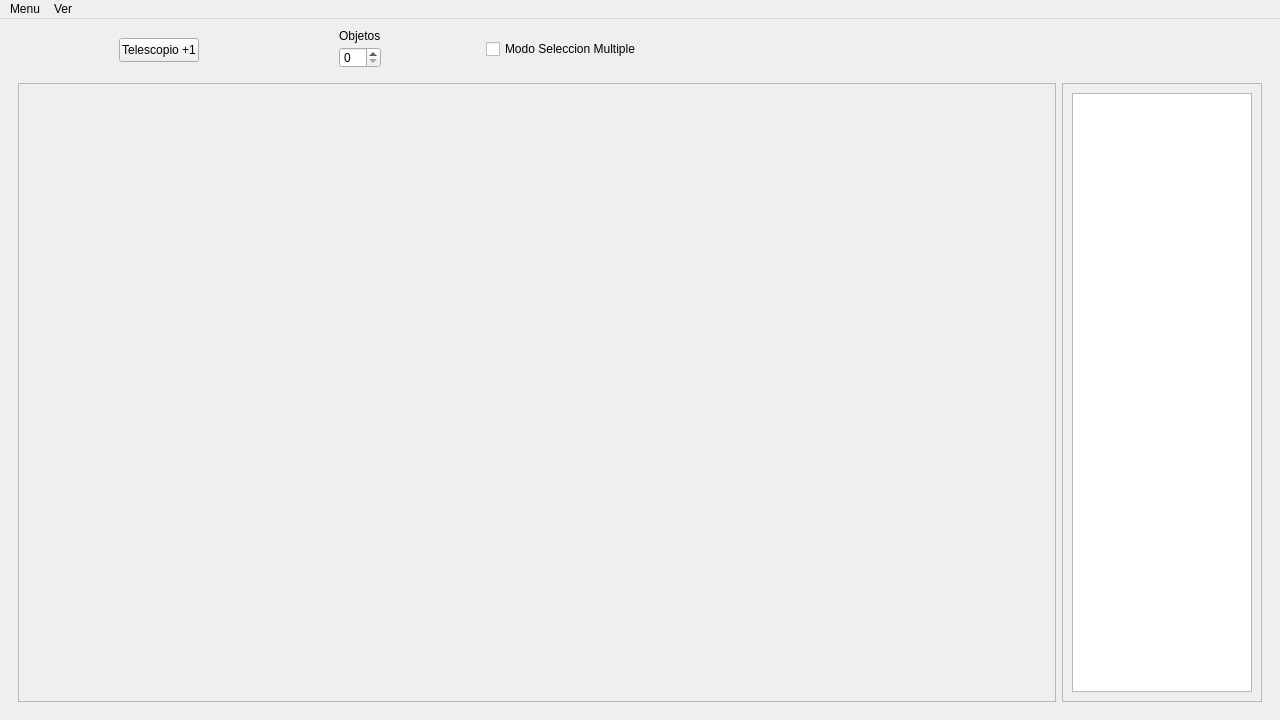
eyehalcon97/Indi-Cosmos, file Indi-Cosmos/mainwindow.ui: the form before one commit.
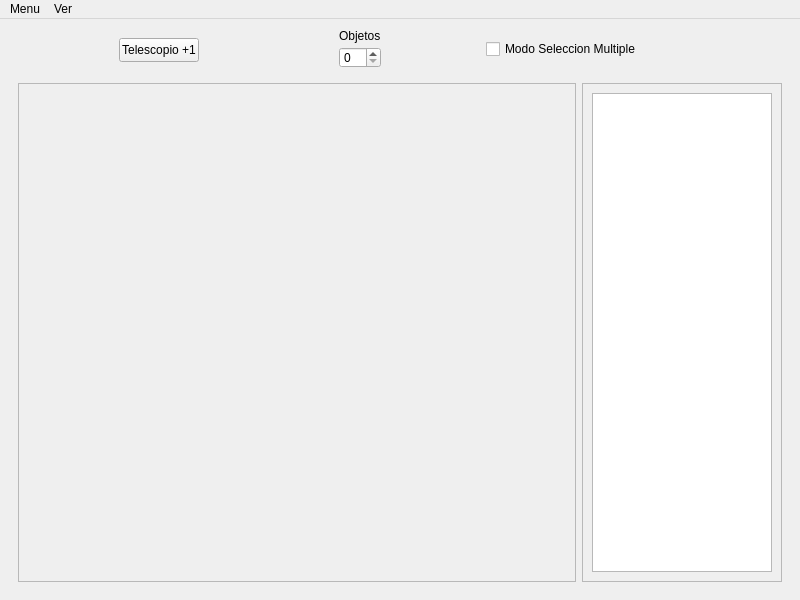
The form after the commit.

The edit to the form file:
```diff
--- a/Indi-Cosmos/mainwindow.ui
+++ b/Indi-Cosmos/mainwindow.ui
@@ -6,20 +6,20 @@
    <rect>
     <x>0</x>
     <y>0</y>
-    <width>1280</width>
-    <height>720</height>
+    <width>800</width>
+    <height>600</height>
    </rect>
   </property>
   <property name="sizePolicy">
-   <sizepolicy hsizetype="Fixed" vsizetype="Fixed">
+   <sizepolicy hsizetype="Preferred" vsizetype="Preferred">
     <horstretch>0</horstretch>
     <verstretch>0</verstretch>
    </sizepolicy>
   </property>
   <property name="minimumSize">
    <size>
-    <width>1280</width>
-    <height>720</height>
+    <width>800</width>
+    <height>600</height>
    </size>
   </property>
   <property name="windowTitle">
@@ -120,8 +120,8 @@
            <rect>
             <x>0</x>
             <y>0</y>
-            <width>1036</width>
-            <height>617</height>
+            <width>556</width>
+            <height>497</height>
            </rect>
           </property>
           <property name="sizePolicy">
@@ -156,7 +156,7 @@
             <x>0</x>
             <y>0</y>
             <width>198</width>
-            <height>617</height>
+            <height>497</height>
            </rect>
           </property>
           <layout class="QVBoxLayout" name="verticalLayout">
@@ -184,7 +184,7 @@
     <rect>
      <x>0</x>
      <y>0</y>
-     <width>1280</width>
+     <width>800</width>
      <height>19</height>
     </rect>
    </property>
```
Left out of the diff: 3 changed lines with no effect on the pictures.
